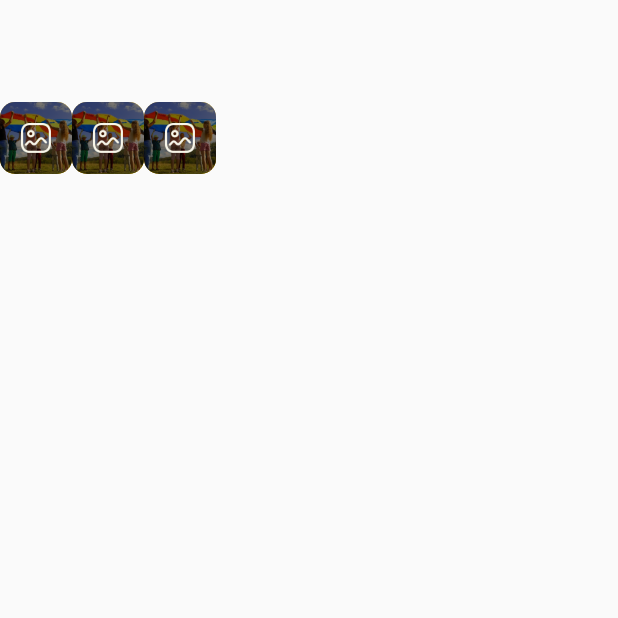
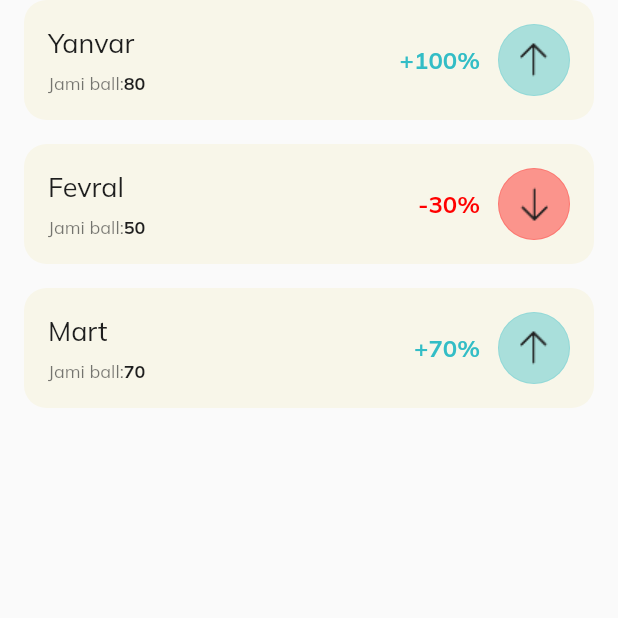
Before and after one commit to tursunalikhorunaliyev/kingdergarden, a Flutter app: the Test screen opened directly, on a phone screen of 412 x 824 dp, the top half of it. Run offline on Flutter 3.47's test engine with Material 2 defaults, Android fonts, the phone set to English and light mode, and no system bars; our stand-ins replace google_fonts, im_stepper.

Commit message:
game_statis_moth

```diff
--- a/lib/main.dart
+++ b/lib/main.dart
@@ -3,6 +3,7 @@ import 'package:kingdergarden/view/screen/davomat.dart';
 import 'package:kingdergarden/view/screen/events_info.dart';
 import 'package:kingdergarden/view/screen/splash.dart';
 import 'package:kingdergarden/view/screen/settings.dart';
+import 'package:kingdergarden/view/screen/test.dart';
 
 void main(List<String> args) {
   runApp(
--- /dev/null
+++ b/lib/view/custome/game_statis_moth.dart
@@ -0,0 +1,129 @@
+import 'package:flutter/material.dart';
+import 'package:flutter/src/widgets/framework.dart';
+import 'package:flutter/src/widgets/placeholder.dart';
+import 'package:google_fonts/google_fonts.dart';
+
+class GameStatisMoth extends StatelessWidget {
+  final bool isIncrement;
+  final String moth;
+  final int totalScore;
+  final int percentage;
+  const GameStatisMoth({
+    super.key,
+    this.isIncrement = false,
+    required this.moth,
+    required this.totalScore,
+    required this.percentage,
+  });
+
+  @override
+  Widget build(BuildContext context) {
+    return Center(
+      child: Container(
+        margin: const EdgeInsets.only(bottom: 16),
+        width: double.infinity,
+        height: 80,
+        decoration: BoxDecoration(
+          borderRadius: BorderRadius.circular(15),
+          color: const Color(0xFFF8F6E9),
+        ),
+        child: Padding(
+          padding: const EdgeInsets.symmetric(horizontal: 16),
+          child: Row(
+            children: [
+              Padding(
+                padding: const EdgeInsets.symmetric(vertical: 17),
+                child: Column(
+                  crossAxisAlignment: CrossAxisAlignment.start,
+                  mainAxisAlignment: MainAxisAlignment.spaceBetween,
+                  children: [
+                    Text(
+                      moth,
+                      style: GoogleFonts.mulish(
+                        color: const Color(0xFF1E1E1E),
+                        fontSize: 18,
+                        fontWeight: FontWeight.normal,
+                      ),
+                    ),
+                    Row(
+                      children: [
+                        Text(
+                          "Jami ball:",
+                          style: GoogleFonts.mulish(
+                            color: const Color.fromARGB(154, 30, 30, 30),
+                            fontSize: 12,
+                            fontWeight: FontWeight.w400,
+                          ),
+                        ),
+                        Text(
+                          totalScore.toString(),
+                          style: GoogleFonts.mulish(
+                            color: const Color(0xFF1E1E1E),
+                            fontSize: 12,
+                            fontWeight: FontWeight.bold,
+                          ),
+                        ),
+                      ],
+                    ),
+                  ],
+                ),
+              ),
+              const Spacer(),
+              isIncrement
+                  ? Text(
+                      "-$percentage%",
+                      style: GoogleFonts.mulish(
+                        fontSize: 16,
+                        color: const Color(0xFFFF0000),
+                        fontWeight: FontWeight.w700,
+                      ),
+                    )
+                  : Text(
+                      "+$percentage%",
+                      style: GoogleFonts.mulish(
+                        fontSize: 16,
+                        color: const Color(0xFF33BDC6),
+                        fontWeight: FontWeight.w700,
+                      ),
+                    ),
+              const SizedBox(width: 12),
+              isIncrement
+                  ? Container(
+                      width: 48,
+                      height: 48,
+                      decoration: BoxDecoration(
+                        shape: BoxShape.circle,
+                        color: const Color(0xFFFF0000).withOpacity(0.4),
+                        border: Border.all(
+                          width: 0.7,
+                          color: const Color(0xFFFF0000).withOpacity(0.2),
+                        ),
+                      ),
+                      child: Image.asset(
+                        "assets/images/Arrow - Down.png",
+                        cacheWidth: 32,
+                      ),
+                    )
+                  : Container(
+                      width: 48,
+                      height: 48,
+                      decoration: BoxDecoration(
+                        shape: BoxShape.circle,
+                        color: const Color(0xFF33BDC6).withOpacity(0.4),
+                        border: Border.all(
+                          width: 0.7,
+                          color: const Color(0xFF33BDC6).withOpacity(0.2),
+                        ),
+                      ),
+                      child: Image.asset(
+                        "assets/images/Arrow - Up.png",
+                        cacheWidth: 32,
+                      ),
+                    )
+            ],
+          ),
+        ),
+      ),
+    );
+  }
+}
--- a/lib/view/screen/test.dart
+++ b/lib/view/screen/test.dart
@@ -2,6 +2,7 @@ import 'package:flutter/material.dart';
 import 'package:kingdergarden/view/custome/added_image.dart';
 
 import 'package:kingdergarden/view/custome/custom_listtile.dart';
+import 'package:kingdergarden/view/custome/game_statis_moth.dart';
 import 'package:kingdergarden/view/main_parts.dart/archive.dart';
 
 class Test extends StatelessWidget {
@@ -11,16 +12,27 @@ class Test extends StatelessWidget {
   Widget build(BuildContext context) {
     return Scaffold(
       body: Padding(
-        padding: const EdgeInsets.only(
-          top: 68,
+        padding: const EdgeInsets.symmetric(horizontal: 16),
+        child: Column(
+          children: const [
+            GameStatisMoth(
+              moth: "Yanvar",
+              percentage: 100,
+              totalScore: 80,
+            ),
+            GameStatisMoth(
+              isIncrement: true,
+              moth: "Fevral",
+              percentage: 30,
+              totalScore: 50,
+            ),
+            GameStatisMoth(
+              moth: "Mart",
+              percentage: 70,
+              totalScore: 70,
+            ),
+          ],
         ),
-        child: Row(
-            children: List.generate(
-                3,
-                (index) => index != 3
-                    ? const AddedImageContent(
-                        isPicture: true, imagePath: "imagePath")
-                    : const SizedBox())),
       ),
     );
   }
```
Also changed, not shown: assets/images/Arrow - Down.png (added), assets/images/Arrow - Up.png (added).
